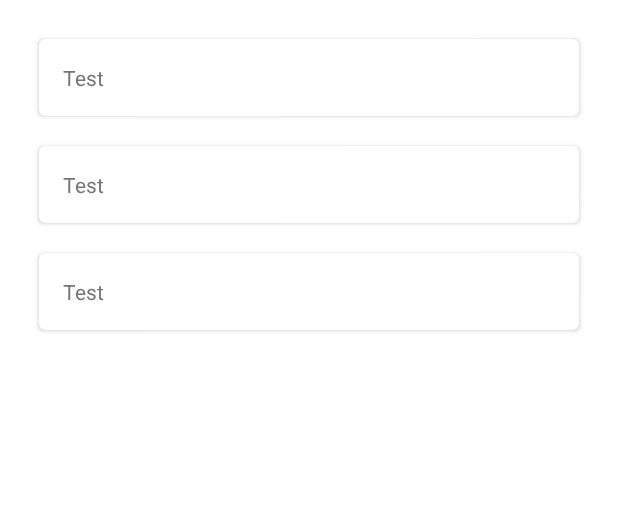
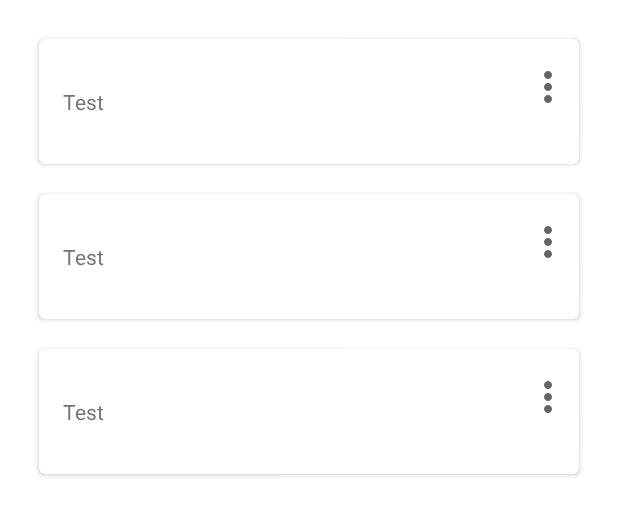
Before and after one commit to q-programming/themplay, an Android app: the layout playlist_item_list.xml on its own in the app's theme, with its tools: preview values and no code run, on a phone screen of 412 x 824 dp. Shown: the top 516 px of the screen. Run offline under Robolectric (Android 15) with nearby library versions, the phone set to English and light mode, and no system bars.

Commit message:
PLAY-7: Make playlist active on click + add playlist service into recycler view adapter to register actions

```diff
--- a/app/src/main/java/pl/qprogramming/themplay/MainActivity.java
+++ b/app/src/main/java/pl/qprogramming/themplay/MainActivity.java
@@ -27,7 +27,7 @@ public class MainActivity extends AppCompatActivity {
         FloatingActionButton fab = findViewById(R.id.fab);
         fab.setOnClickListener(view -> {
             val number = playlistService.getPlaylists().size() + 1;
-            playlistService.addPlaylist(Playlist.builder().name("Playlist " + number).build());
+            playlistService.addPlaylist(Playlist.builder().name("Playlist " + number).id(number).build());
         });
     }
 
--- a/app/src/main/java/pl/qprogramming/themplay/playlist/EventType.java
+++ b/app/src/main/java/pl/qprogramming/themplay/playlist/EventType.java
@@ -11,7 +11,8 @@ import lombok.Getter;
 @Getter
 public enum EventType {
     PLAYLIST_NOTIFICATION("q-programming.themplay.playlist"),
-    UNKNOWN("q-programming.mirror.n/a");
+    PLAYLIST_PLAY_NOTIFICATION("q-programming.themplay.playlist.play"),
+    UNKNOWN("q-programming.themplay.n/a");
 
     private static final Map<String, EventType> BY_CODE = new HashMap<>();
 
--- a/app/src/main/java/pl/qprogramming/themplay/playlist/Playlist.java
+++ b/app/src/main/java/pl/qprogramming/themplay/playlist/Playlist.java
@@ -10,9 +10,11 @@ import lombok.Setter;
 @Setter
 @Builder
 public class Playlist {
+    private int id;
     private String name;
     private List<String> files;
     private String currentFile;
     private int currentPosition;
+    private boolean active;
 
 }
--- /dev/null
+++ b/app/src/main/java/pl/qprogramming/themplay/playlist/exceptions/PlaylistNotFoundException.java
@@ -0,0 +1,4 @@
+package pl.qprogramming.themplay.playlist.exceptions;
+
+public class PlaylistNotFoundException extends Exception{
+}
--- /dev/null
+++ b/app/src/main/res/drawable/ic__more_vert_32.xml
@@ -0,0 +1,5 @@
+<vector android:height="32dp" android:tint="?attr/colorControlNormal"
+    android:viewportHeight="24" android:viewportWidth="24"
+    android:width="32dp" xmlns:android="http://schemas.android.com/apk/res/android">
+    <path android:fillColor="@android:color/white" android:pathData="M12,8c1.1,0 2,-0.9 2,-2s-0.9,-2 -2,-2 -2,0.9 -2,2 0.9,2 2,2zM12,10c-1.1,0 -2,0.9 -2,2s0.9,2 2,2 2,-0.9 2,-2 -0.9,-2 -2,-2zM12,16c-1.1,0 -2,0.9 -2,2s0.9,2 2,2 2,-0.9 2,-2 -0.9,-2 -2,-2z"/>
+</vector>
--- a/app/src/main/res/layout/playlist_item.xml
+++ b/app/src/main/res/layout/playlist_item.xml
@@ -6,7 +6,7 @@
     android:orientation="vertical">
 
     <androidx.cardview.widget.CardView
-        android:id="@+id/card_view7"
+        android:id="@+id/card_view"
         android:layout_width="match_parent"
         android:layout_height="match_parent"
         android:layout_marginStart="10dp"
@@ -17,16 +17,29 @@
         card_view:cardCornerRadius="4dp"
         card_view:cardElevation="2dp">
 
-        <TextView
-            android:id="@+id/content"
+        <LinearLayout
             android:layout_width="match_parent"
-            android:layout_height="match_parent"
-            android:rotationX="1"
-            android:layout_marginLeft="16dp"
-            android:layout_marginRight="16dp"
-            android:layout_marginTop="16dp"
-            android:layout_marginBottom="16dp"
-            android:text="Test" />
+            android:layout_height="match_parent">
+            <TextView
+                android:id="@+id/content"
+                android:layout_width="0dp"
+                android:layout_height="wrap_content"
+                android:paddingStart="16dp"
+                android:paddingTop="32dp"
+                android:paddingEnd="16dp"
+                android:paddingBottom="32dp"
+                android:rotationX="1"
+                android:layout_weight=".80"
+                android:text="Test" />
+
+            <ImageView
+                android:id="@+id/item_menu"
+                android:layout_width="0dp"
+                android:layout_height="wrap_content"
+                android:layout_marginTop="16dp"
+                card_view:srcCompat="@drawable/ic__more_vert_32"
+                android:layout_weight=".10" />
+        </LinearLayout>
 
     </androidx.cardview.widget.CardView>
 
--- a/app/src/main/res/values/colors.xml
+++ b/app/src/main/res/values/colors.xml
@@ -8,4 +8,5 @@
     <color name="black">#FF000000</color>
     <color name="white">#FFFFFFFF</color>
     <color name="green">#4CAF50</color>
+    <color name="active">#458A48</color>
 </resources>
```
Also changed, not shown: app/src/main/java/pl/qprogramming/themplay/playlist/PlaylistFragment.java (+6 -2 lines), app/src/main/java/pl/qprogramming/themplay/playlist/PlaylistItemRecyclerViewAdapter.java (+42 -5 lines), app/src/main/java/pl/qprogramming/themplay/playlist/PlaylistService.java (+25 -3 lines).
